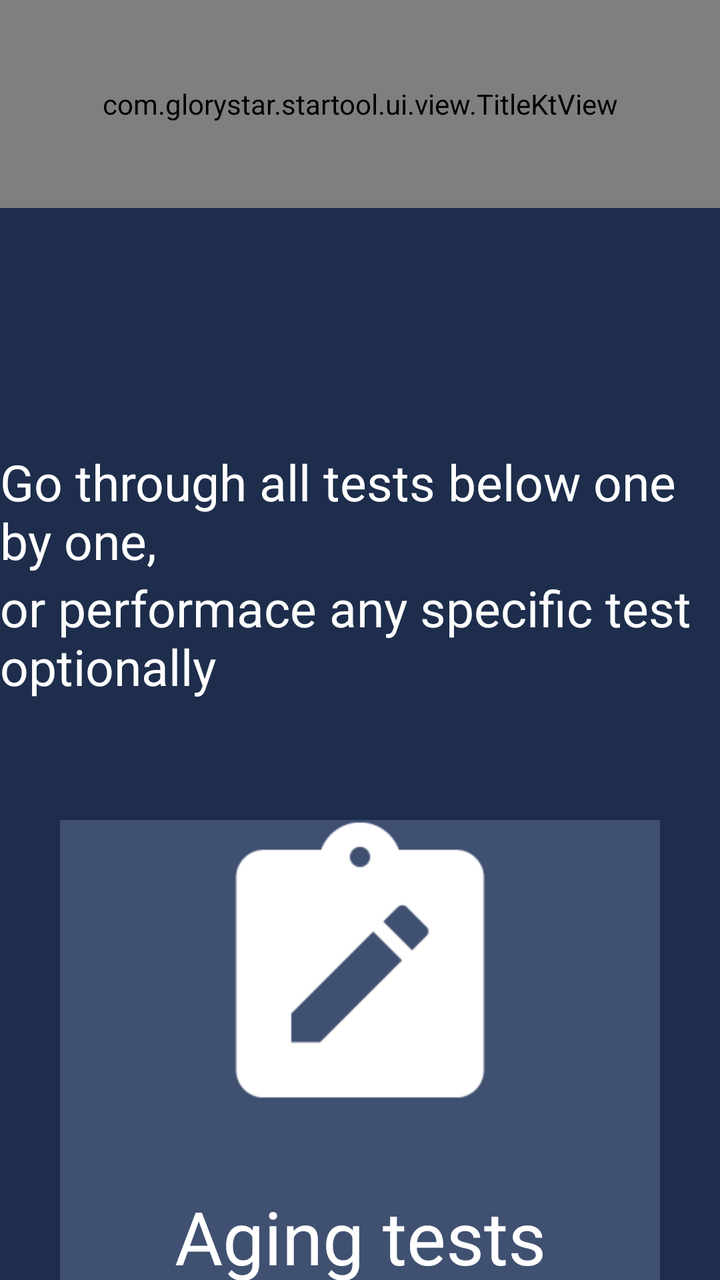
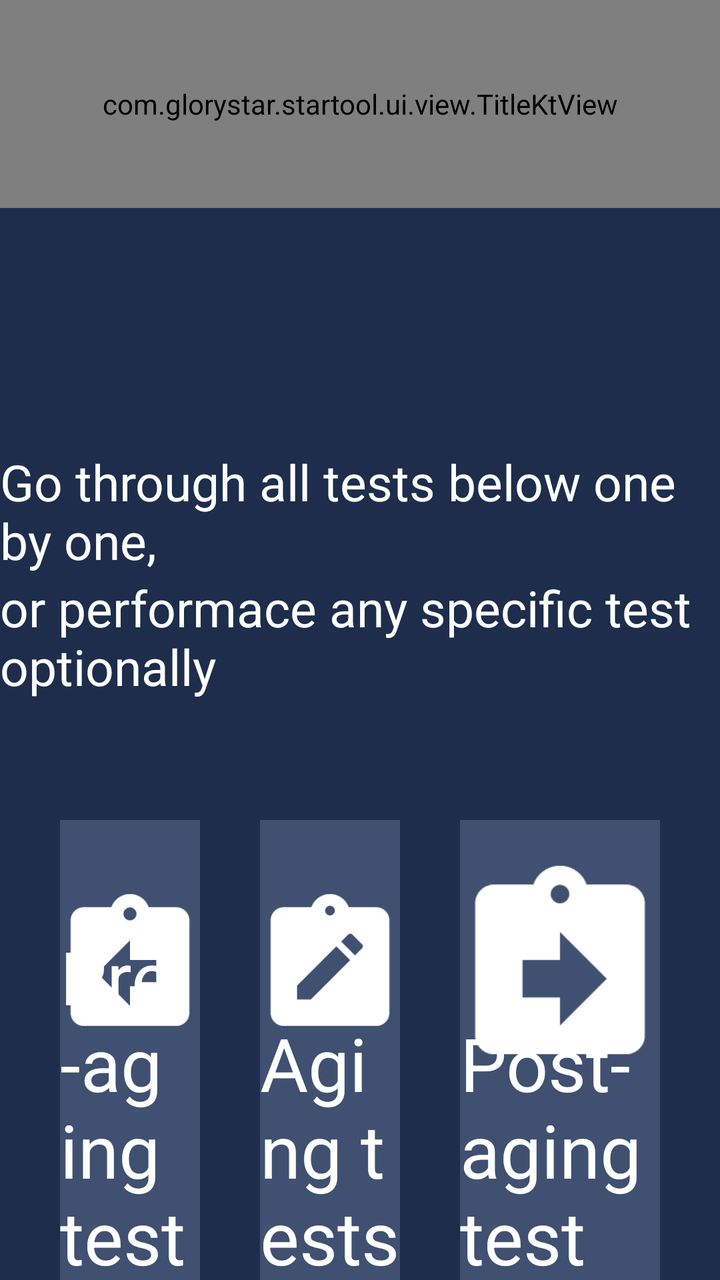

Compare the two renders of this Android layout. The source of the first and the diff that turns it into the second are given below.
<!-- AndroidManifest.xml: activity theme NoTitle -->
<!-- res/layout/activity_aging.xml -->
<?xml version="1.0" encoding="utf-8"?>
<LinearLayout xmlns:android="http://schemas.android.com/apk/res/android"
    xmlns:app="http://schemas.android.com/apk/res-auto"
    xmlns:tools="http://schemas.android.com/tools"
    android:layout_width="match_parent"
    android:layout_height="match_parent"
    android:orientation="vertical"
    android:background="@color/colorMain">

    <com.glorystar.startool.ui.view.TitleKtView
        android:id="@+id/tile_view"
        android:layout_width="match_parent"
        android:layout_height="104dp" />

    <LinearLayout
        android:layout_gravity="center"
        android:id="@+id/linearLayout"
        android:layout_width="wrap_content"
        android:layout_height="wrap_content"
        android:layout_below="@+id/tile_view"
        android:layout_centerHorizontal="true"
        android:layout_marginTop="120dp"
        android:orientation="vertical"
        app:layout_constraintTop_toBottomOf="@+id/tile_view">

        <TextView

            android:layout_width="wrap_content"
            android:layout_height="wrap_content"
            android:layout_gravity="center"
            android:text="@string/through"
            android:textColor="@color/white"
            android:textSize="25dp" />

        <TextView
            android:layout_width="wrap_content"
            android:layout_height="wrap_content"
            android:text="@string/performace"
            android:textColor="@color/white"
            android:textSize="25dp" />
    </LinearLayout>

    <LinearLayout
        android:layout_gravity="center"
        android:layout_width="match_parent"
        android:layout_height="wrap_content"
        android:layout_alignParentBottom="true"
        android:orientation="horizontal"
        android:paddingLeft="30dp"
        android:paddingRight="30dp"
        android:layout_marginTop="60dp"
        android:gravity="center"
       >

        <RelativeLayout
            android:id="@+id/preaging_relat"
            style="@style/linear_aging"
            android:layout_marginRight="48dp">

            <ImageView
                android:layout_width="146dp"
                android:layout_height="146dp"
                android:layout_centerHorizontal="true"
                android:layout_marginTop="36dp"
                android:src="@mipmap/testbefore" />

            <TextView
                android:layout_width="wrap_content"
                android:layout_height="wrap_content"
                android:layout_alignParentBottom="true"
                android:layout_centerHorizontal="true"
                android:layout_marginBottom="36dp"
                android:text="@string/preaging"
                android:textColor="@color/white"
                android:textSize="37dp" />


        </RelativeLayout>

        <RelativeLayout
            android:id="@+id/aging_relat"
            style="@style/linear_aging"
            android:layout_marginRight="48dp">

            <ImageView
                android:layout_width="146dp"
                android:layout_height="146dp"
                android:layout_centerHorizontal="true"
                android:layout_marginTop="36dp"
                android:src="@mipmap/testxxxhdpi" />

            <TextView
                android:layout_width="wrap_content"
                android:layout_height="wrap_content"
                android:layout_alignParentBottom="true"
                android:layout_centerHorizontal="true"
                android:layout_marginBottom="36dp"
                android:text="@string/Aging"
                android:textColor="@color/white"
                android:textSize="37dp" />

        </RelativeLayout>

        <RelativeLayout
            android:id="@+id/text_post"
            style="@style/linear_aging">

            <ImageView
                android:layout_width="146dp"
                android:layout_height="146dp"
                android:layout_centerHorizontal="true"
                android:layout_marginTop="36dp"
                android:src="@mipmap/testafter" />

            <TextView
                android:layout_width="wrap_content"
                android:layout_height="wrap_content"
                android:layout_alignParentBottom="true"
                android:layout_centerHorizontal="true"
                android:layout_marginBottom="36dp"
                android:text="@string/postagingtest"
                android:textColor="@color/white"
                android:textSize="37dp" />
        </RelativeLayout>

    </LinearLayout>


</LinearLayout>
<!-- resources referenced by this layout -->
<resources>
  <color name="colorMain">#1D2D4B</color>
  <color name="white">#FFFFFFFF</color>
  <!-- mipmap testafter: png bitmap (mipmap-hdpi, 1909 bytes) -->
  <!-- mipmap testbefore: png bitmap (mipmap-hdpi, 1924 bytes) -->
  <!-- mipmap testxxxhdpi: png bitmap (mipmap-hdpi, 2056 bytes) -->
  <string name="Aging">Aging tests</string>
  <string name="performace"> or performace any specific test optionally</string>
  <string name="postagingtest">Post-aging test</string>
  <string name="preaging">Pre-aging test</string>
  <string name="through"> Go through all tests below one by one,</string>
  <style name="linear_aging">
          <item name="android:layout_width">387dp</item>
          <item name="android:layout_height">308dp</item>
          <item name="android:background">@drawable/selector_mode_bg</item>
      </style>
  <style name="NoTitle" parent="Theme.AppCompat.Light.NoActionBar">
          <item name="colorPrimary">@color/colorMain</item>
          <item name="colorPrimaryDark">@color/colorMain</item>
          <item name="colorAccent">@color/colorMain</item>
          <item name="android:windowFullscreen">true</item>
          <item name="windowActionBar">false</item>
          <item name="windowNoTitle">true</item>
          <item name="android:textAppearanceListItemSmall">@style/listPopupWindow</item>
      </style>
  <!-- drawable selector_mode_bg (drawable) -->
  <?xml version="1.0" encoding="utf-8"?>
  <shape
      xmlns:android="http://schemas.android.com/apk/res/android">
      
      <solid
          android:color="@color/colorMainLight" />
      
      <stroke
      android:width="1dp"
      android:color="@color/colorMainLight" />
      
      <size android:height="4dp"/>
      
      <corners
          android:radius="11dp"/>
  
  </shape>
  <style name="listPopupWindow">
          <item name="android:textSize">25mm</item>
          <item name="android:fontFamily">@font/montserrat_regular</item>
          <item name="android:textColor">@color/black</item>
      </style>
  <color name="colorMainLight">#405071</color>
  <color name="black">#FF000000</color>
</resources>

<!-- the commit's change to res/layout/activity_aging.xml (unified diff, before → after) -->
@@ -53,9 +53,10 @@
        >
 
         <RelativeLayout
+            android:layout_weight="1"
             android:id="@+id/preaging_relat"
             style="@style/linear_aging"
-            android:layout_marginRight="48dp">
+            android:layout_marginRight="30dp">
 
             <ImageView
                 android:layout_width="146dp"
@@ -78,9 +79,10 @@
         </RelativeLayout>
 
         <RelativeLayout
+            android:layout_weight="1"
             android:id="@+id/aging_relat"
             style="@style/linear_aging"
-            android:layout_marginRight="48dp">
+            android:layout_marginRight="30dp">
 
             <ImageView
                 android:layout_width="146dp"
@@ -102,6 +104,7 @@
         </RelativeLayout>
 
         <RelativeLayout
+            android:layout_weight="1"
             android:id="@+id/text_post"
             style="@style/linear_aging">
 
<!-- resource entries referenced after the edit -->
@@ -11,7 +11,7 @@
   <string name="preaging">Pre-aging test</string>
   <string name="through"> Go through all tests below one by one,</string>
   <style name="linear_aging">
-          <item name="android:layout_width">387dp</item>
+          <item name="android:layout_width">match_parent</item>
           <item name="android:layout_height">308dp</item>
           <item name="android:background">@drawable/selector_mode_bg</item>
       </style>
